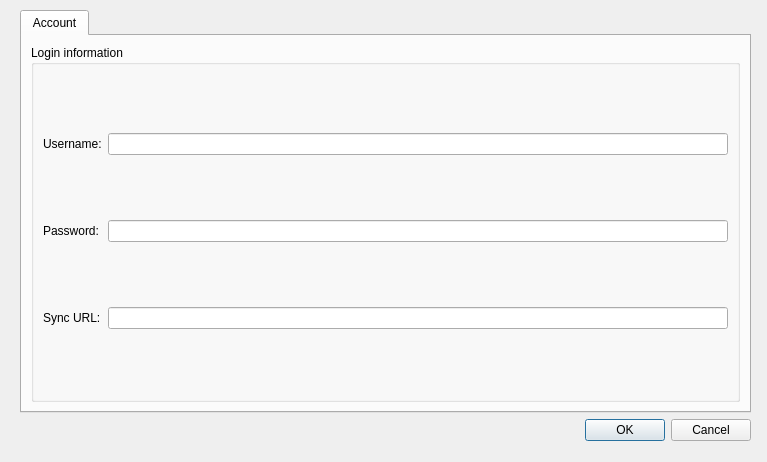
The window that qtgui/settings.ui (KDE/akunambol) describes before a commit, drawn with Qt 5.
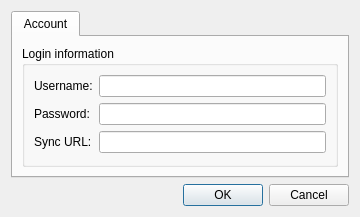
The same window after the commit.

Commit message:
redo some edits that i lost in the meantime, fix settings dialog

Conflicts:

	qtgui/configdialog.ui
	qtgui/main.cpp
	qtgui/mainwindow.cpp
	qtgui/mainwindow.h

```diff
--- a/qtgui/settings.ui
+++ b/qtgui/settings.ui
@@ -6,22 +6,15 @@
    <rect>
     <x>0</x>
     <y>0</y>
-    <width>767</width>
-    <height>462</height>
+    <width>360</width>
+    <height>206</height>
    </rect>
   </property>
   <property name="windowTitle">
    <string>Settings</string>
   </property>
-  <widget class="QWidget" name="verticalLayoutWidget">
-   <property name="geometry">
-    <rect>
-     <x>20</x>
-     <y>10</y>
-     <width>731</width>
-     <height>431</height>
-    </rect>
-   </property>
+  <layout class="QGridLayout" name="gridLayout_2">
+   <item row="0" column="0">
    <layout class="QVBoxLayout" name="verticalLayout">
     <item>
      <widget class="QTabWidget" name="tabs">
@@ -29,13 +22,13 @@
        <attribute name="title">
         <string>Account</string>
        </attribute>
-        <layout class="QVBoxLayout" name="accountTabVerticalLayout">
+        <layout class="QHBoxLayout" name="horizontalLayout">
          <item>
           <widget class="QGroupBox" name="groupBox">
            <property name="title">
             <string>Login information</string>
            </property>
-           <layout class="QGridLayout" name="gridLayout">
+           <layout class="QFormLayout" name="formLayout">
             <item row="0" column="0">
              <widget class="QLabel" name="label">
               <property name="text">
@@ -60,9 +53,6 @@
               </property>
              </widget>
             </item>
-            <item row="2" column="1">
-             <widget class="QLineEdit" name="syncUrl"/>
-            </item>
             <item row="2" column="0">
              <widget class="QLabel" name="label_3">
               <property name="text">
@@ -70,6 +60,9 @@
               </property>
              </widget>
             </item>
+            <item row="2" column="1">
+             <widget class="QLineEdit" name="syncUrl"/>
+            </item>
            </layout>
           </widget>
          </item>
@@ -88,7 +81,8 @@
      </widget>
     </item>
    </layout>
-  </widget>
+   </item>
+  </layout>
  </widget>
  <resources/>
  <connections>
```
Lines whose indentation alone changed are shown as unchanged. The commit also changes 4 other files.
